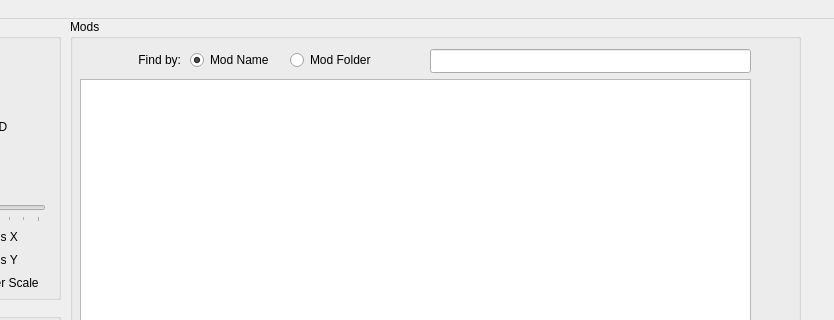
Before: the Qt Designer form mainwindow.ui in BrakeDude/IsaacConfigurator, drawn with Qt 5; both pictures show x 320 to 1154 and y 0 to 320 of the 1154 by 648 pixel window.
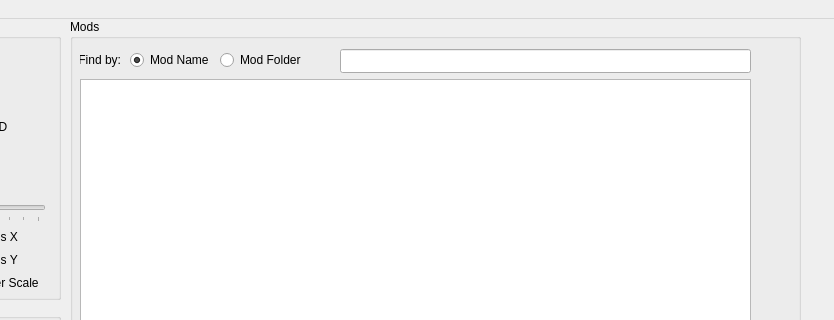
After: the same form once the commit is applied. Icons and pictures are not drawn.

Patch:
```diff
--- a/mainwindow.ui
+++ b/mainwindow.ui
@@ -960,9 +960,9 @@
     <widget class="QLineEdit" name="lineEdit">
      <property name="geometry">
       <rect>
-       <x>360</x>
+       <x>270</x>
        <y>30</y>
-       <width>321</width>
+       <width>411</width>
        <height>24</height>
       </rect>
      </property>
@@ -970,9 +970,9 @@
     <widget class="QRadioButton" name="modRadioButton_Name">
      <property name="geometry">
       <rect>
-       <x>120</x>
+       <x>60</x>
        <y>30</y>
-       <width>101</width>
+       <width>81</width>
        <height>22</height>
       </rect>
      </property>
@@ -989,9 +989,9 @@
     <widget class="QRadioButton" name="modRadioButton_Folder">
      <property name="geometry">
       <rect>
-       <x>220</x>
+       <x>150</x>
        <y>30</y>
-       <width>101</width>
+       <width>81</width>
        <height>22</height>
       </rect>
      </property>
@@ -1007,7 +1007,7 @@
       <rect>
        <x>10</x>
        <y>30</y>
-       <width>101</width>
+       <width>41</width>
        <height>21</height>
       </rect>
      </property>
```
